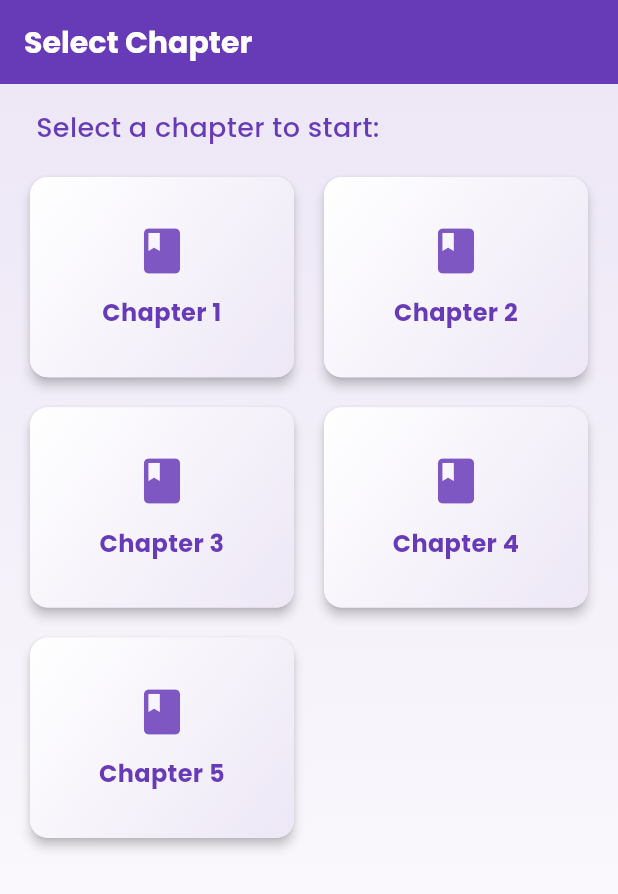
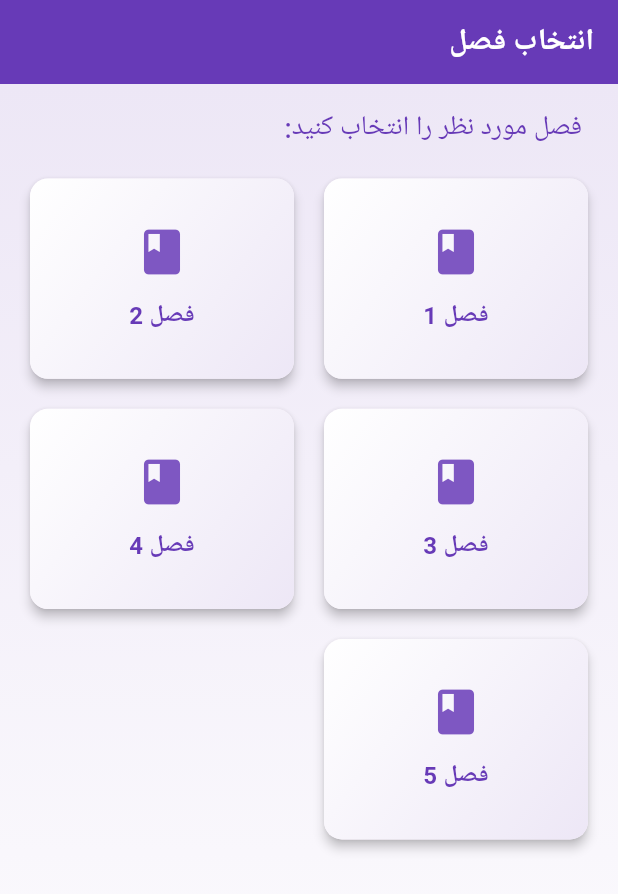
Before and after one commit to Farjadi-Dev/myapp, a Flutter app: the screen it shows after launch, on a phone screen of 412 x 824 dp. Shown: the top 894 px of the screen. Run offline on Flutter 3.47's test engine with Material 3 defaults, Android fonts, the phone set to English and light mode, and no system bars; our stand-ins replace google_fonts; Roboto replaces fonts that are missing (Vazirmatn).

Commit message:
ui and ux updeated

```diff
--- a/lib/main.dart
+++ b/lib/main.dart
@@ -1,5 +1,6 @@
 import 'package:flutter/material.dart';
 import 'package:google_fonts/google_fonts.dart';
+import 'package:flutter_localizations/flutter_localizations.dart';
 import 'screens/chapter_list_screen.dart';
 
 void main() {
@@ -22,14 +23,14 @@ class MyApp extends StatelessWidget {
     final lightTheme = ThemeData(
       useMaterial3: true,
       colorScheme: lightColorScheme,
-      textTheme: GoogleFonts.poppinsTextTheme().apply(
+      textTheme: GoogleFonts.vazirmatnTextTheme().apply(
         bodyColor: lightColorScheme.onBackground,
         displayColor: lightColorScheme.onBackground,
       ),
       appBarTheme: AppBarTheme(
         backgroundColor: Colors.deepPurple,
         foregroundColor: Colors.white,
-        titleTextStyle: GoogleFonts.poppins(
+        titleTextStyle: GoogleFonts.vazirmatn(
           color: Colors.white,
           fontSize: 20,
           fontWeight: FontWeight.bold,
@@ -56,14 +57,14 @@ class MyApp extends StatelessWidget {
     final darkTheme = ThemeData(
       useMaterial3: true,
       colorScheme: darkColorScheme,
-      textTheme: GoogleFonts.poppinsTextTheme().apply(
+      textTheme: GoogleFonts.vazirmatnTextTheme().apply(
         bodyColor: darkColorScheme.onBackground,
         displayColor: darkColorScheme.onBackground,
       ),
       appBarTheme: AppBarTheme(
         backgroundColor: darkColorScheme.surfaceVariant,
         foregroundColor: darkColorScheme.onSurfaceVariant,
-        titleTextStyle: GoogleFonts.poppins(
+        titleTextStyle: GoogleFonts.vazirmatn(
           color: darkColorScheme.onSurfaceVariant,
           fontSize: 20,
           fontWeight: FontWeight.bold,
@@ -78,11 +79,27 @@ class MyApp extends StatelessWidget {
     );
 
     return MaterialApp(
-      title: 'Question App',
+      title: 'سوالات آزمون',
       theme: lightTheme,
       darkTheme: darkTheme,
       themeMode: ThemeMode.light,
       home: ChapterListScreen(),
+      locale: const Locale('fa', 'IR'),
+      localizationsDelegates: const [
+        GlobalMaterialLocalizations.delegate,
+        GlobalWidgetsLocalizations.delegate,
+        GlobalCupertinoLocalizations.delegate,
+      ],
+      supportedLocales: const [
+        Locale('fa', 'IR'),
+        Locale('en', 'US'),
+      ],
+      builder: (context, child) {
+        return Directionality(
+          textDirection: TextDirection.rtl,
+          child: child!,
+        );
+      },
     );
   }
 }
--- a/lib/screens/chapter_list_screen.dart
+++ b/lib/screens/chapter_list_screen.dart
@@ -7,14 +7,14 @@ class ChapterListScreen extends StatefulWidget {
 }
 
 class _ChapterListScreenState extends State<ChapterListScreen> {
-  final List<String> chapters = List.generate(5, (index) => 'Chapter ${index + 1}');
+  final List<String> chapters = List.generate(5, (index) => 'فصل ${index + 1}');
 
   @override
   Widget build(BuildContext context) {
     return Scaffold(
       appBar: AppBar(
         title: const Text(
-          'Select Chapter',
+          'انتخاب فصل',
           style: TextStyle(fontWeight: FontWeight.bold),
         ),
         backgroundColor: Colors.deepPurple,
@@ -34,14 +34,15 @@ class _ChapterListScreenState extends State<ChapterListScreen> {
             crossAxisAlignment: CrossAxisAlignment.start,
             children: [
               const Padding(
-                padding: EdgeInsets.only(left: 8.0, bottom: 16.0),
+                padding: EdgeInsets.only(right: 8.0, bottom: 16.0),
                 child: Text(
-                  'Select a chapter to start:',
+                  'فصل مورد نظر را انتخاب کنید:',
                   style: TextStyle(
                     fontSize: 18,
                     fontWeight: FontWeight.w500,
                     color: Colors.deepPurple,
                   ),
+                  textAlign: TextAlign.right,
                 ),
               ),
               Expanded(
--- a/pubspec.yaml
+++ b/pubspec.yaml
@@ -32,6 +32,7 @@ dependencies:
     sdk: flutter
 
   google_fonts: ^6.1.0
+  flutter_localizations: # Added for better RTL support
 
   # The following adds the Cupertino Icons font to your application.
   # Use with the CupertinoIcons class for iOS style icons.
```
Also changed, not shown: lib/models/question.dart (+8 -0 lines), lib/screens/question_detail_screen.dart (+11 -5 lines), lib/screens/question_list_screen.dart (+7 -7 lines).
